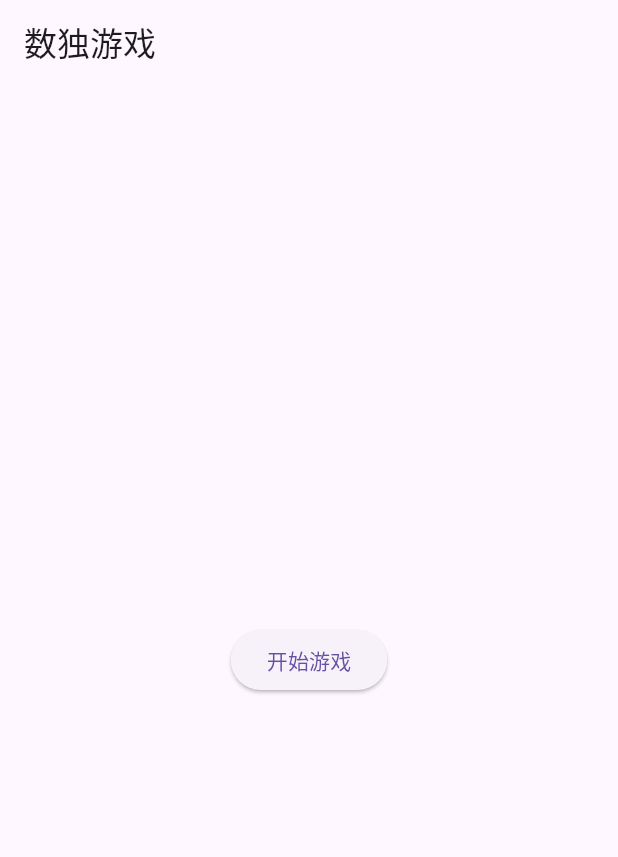
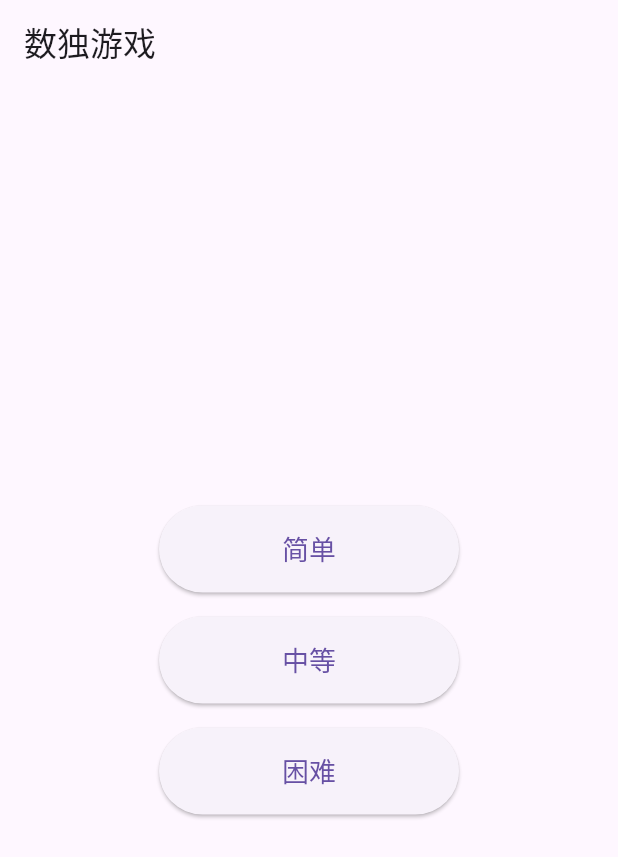
Before and after one commit to thewangzl/suduko, a Flutter app: the screen it shows after launch, on a phone screen of 412 x 824 dp. Shown: the top 857 px of the screen. Run offline on Flutter 3.47's test engine with Material 3 defaults, Android fonts, the phone set to English and light mode, and no system bars.

Commit message:
增加难度选择

```diff
--- a/lib/screens/game_screen.dart
+++ b/lib/screens/game_screen.dart
@@ -41,7 +41,7 @@ class _GameScreenState extends State<GameScreen> {
   Future<void> _loadNewBoard() async {
     try {
       setState(() => _isLoading = true);
-      final board = await ApiService.getNewBoard();
+      final board = await ApiService.getNewBoard(difficulty: widget.difficulty);
       setState(() {
         _board = board;
         _isLoading = false;
--- a/lib/screens/home_screen.dart
+++ b/lib/screens/home_screen.dart
@@ -14,20 +14,34 @@ class HomeScreen extends StatelessWidget {
         child: Column(
           mainAxisAlignment: MainAxisAlignment.center,
           children: [
-            ElevatedButton(
-              onPressed: () {
-                Navigator.push(
-                  context,
-                  MaterialPageRoute(
-                    builder: (context) => const GameScreen(difficulty: 'easy'),
-                  ),
-                );
-              },
-              child: const Text('开始游戏'),
-            ),
+            _buildDifficultyButton(context, '简单', 'Easy'),
+            const SizedBox(height: 16),
+            _buildDifficultyButton(context, '中等', 'Medium'),
+            const SizedBox(height: 16),
+            _buildDifficultyButton(context, '困难', 'Hard'),
           ],
         ),
       ),
     );
   }
+
+  Widget _buildDifficultyButton(BuildContext context, String text, String difficulty) {
+    return SizedBox(
+      width: 200,
+      child: ElevatedButton(
+        style: ElevatedButton.styleFrom(
+          padding: const EdgeInsets.symmetric(vertical: 16),
+        ),
+        onPressed: () {
+          Navigator.push(
+            context,
+            MaterialPageRoute(
+              builder: (context) => GameScreen(difficulty: difficulty),
+            ),
+          );
+        },
+        child: Text(text, style: const TextStyle(fontSize: 18)),
+      ),
+    );
+  }
 }
```
Also changed, not shown: lib/services/api_service.dart (+10 -3 lines).
